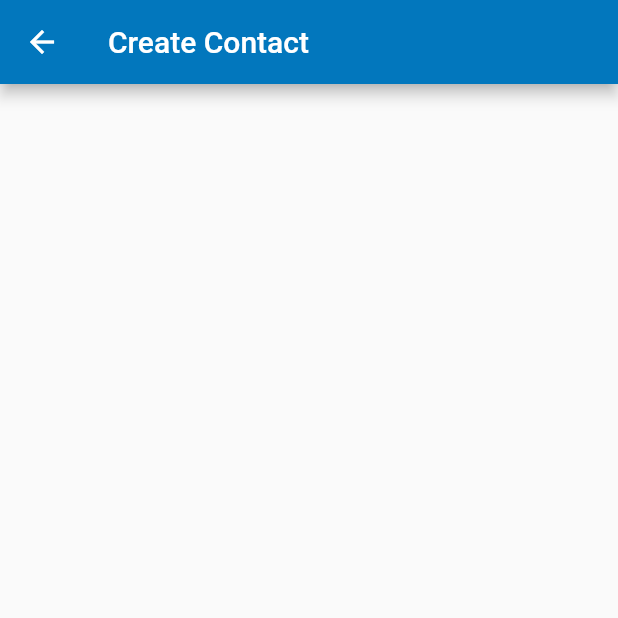
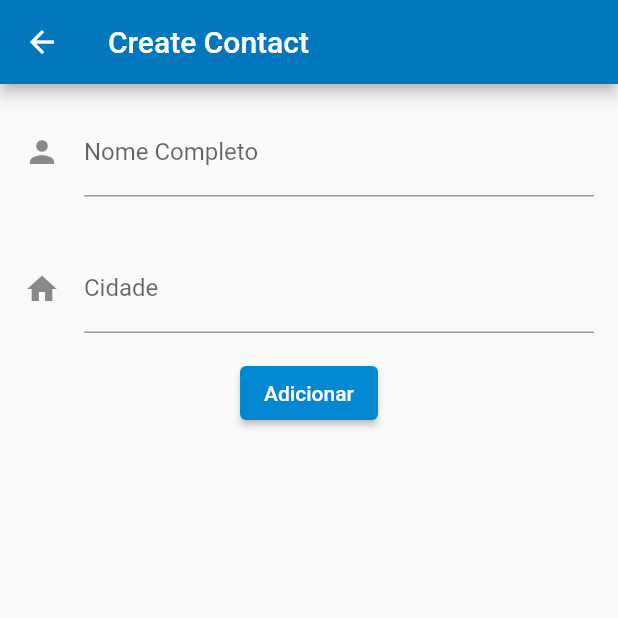
Before and after one commit to Brunoandroid/List-Contact, a Flutter app: the screen it shows after launch, after a tap on the "add" icon, on a phone screen of 412 x 824 dp, the top half of it. Run offline on Flutter 3.47's test engine with Material 2 defaults, Android fonts, the phone set to English and light mode, and no system bars.

Commit message:
Include Create Person

```diff
--- /dev/null
+++ b/lib/components/editor.dart
@@ -0,0 +1,25 @@
+import 'package:flutter/material.dart';
+
+class Editor extends StatelessWidget {
+  final TextEditingController controller;
+
+  final String textRotulo;
+  final IconData icon;
+
+  Editor(this.controller, this.textRotulo, this.icon);
+
+  @override
+  Widget build(BuildContext context) {
+    return Padding(
+      padding: const EdgeInsets.all(16.0),
+      child: TextField(
+        controller: controller,
+        decoration: InputDecoration(
+          icon:  Icon(icon),
+          labelText: textRotulo,
+        ),
+      ),
+    );
+  }
+
+}
--- a/lib/models/person.dart
+++ b/lib/models/person.dart
@@ -3,4 +3,10 @@ class Person {
   final String city;
 
   Person(this.namePerson, this.city);
+
+  @override
+  String toString() {
+    return 'Nome: $namePerson | Cidade: $city';
+  }
+
 }
--- a/lib/screens/contact/create.dart
+++ b/lib/screens/contact/create.dart
@@ -1,14 +1,58 @@
 import 'package:flutter/material.dart';
+import 'package:list_contact/components/editor.dart';
+import 'package:list_contact/models/person.dart';
 
 const _titleAppBar = 'Create Contact';
 
-class CreatePerson extends StatelessWidget {
+const _rotuloCampName = 'Nome Completo';
+const _rotuloCampCity = 'Cidade';
+
+class CreatePerson extends StatefulWidget {
+  @override
+  _CreatePersonState createState() => _CreatePersonState();
+}
+
+class _CreatePersonState extends State<CreatePerson> {
+  final TextEditingController _controllerCampNome = TextEditingController();
+  final TextEditingController _controllerCampCity = TextEditingController();
+
   @override
   Widget build(BuildContext context) {
     return Scaffold(
       appBar: AppBar(
         title: Text(_titleAppBar),
       ),
+      body: SingleChildScrollView(
+        child: Column(
+          children: [
+            Editor(
+              _controllerCampNome,
+              _rotuloCampName,
+              Icons.person,
+            ),
+            Editor(
+              _controllerCampCity,
+              _rotuloCampCity,
+              Icons.home_sharp,
+            ),
+            ElevatedButton(
+              child: Text('Adicionar'),
+              onPressed: () => createPerson(context),
+            ),
+          ],
+        ),
+      ),
     );
   }
+
+  void createPerson(BuildContext context) {
+    final String namePerson = _controllerCampNome.text;
+    final String cityPerson = _controllerCampCity.text;
+
+    final Person person = Person(namePerson, cityPerson);
+
+    if (person != null) {
+      Navigator.pop(context, person);
+    }
+  }
 }
--- a/lib/screens/contact/list.dart
+++ b/lib/screens/contact/list.dart
@@ -23,7 +23,11 @@ class ListContact extends StatelessWidget {
         onPressed: () {
           Navigator.push(context, MaterialPageRoute(builder: (context){
             return CreatePerson();
-          })).then((value) => null);
+          })).then((person) {
+            if(person != null){
+
+            };
+          });
         },
       ),
     );
```
